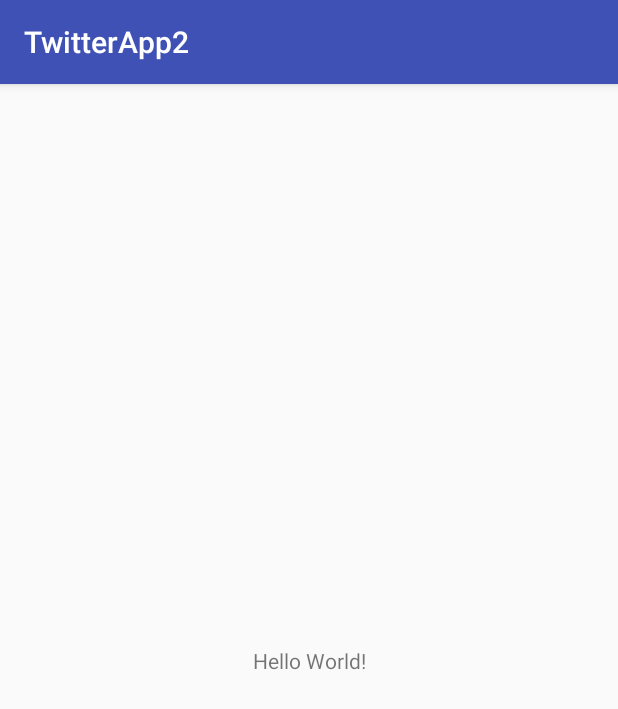
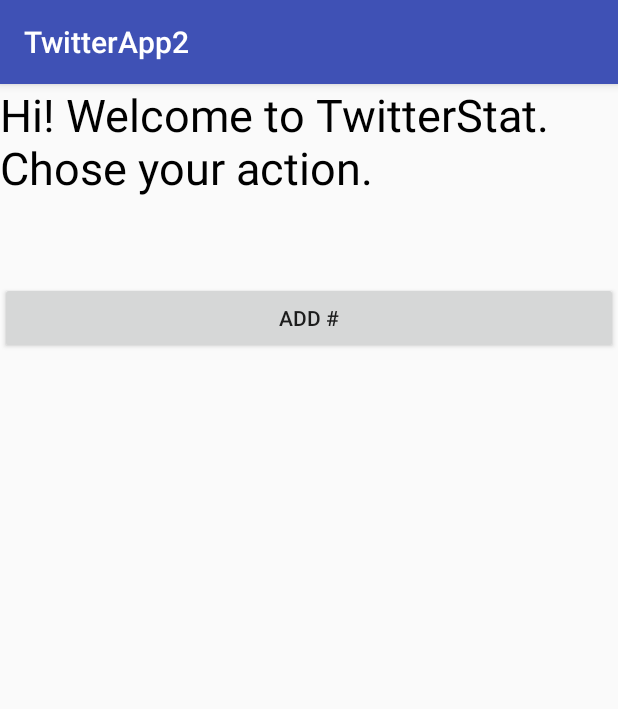
Before and after one commit to ProjektTwitter/TwitterStatApp, an Android app: the screen it shows after launch (MainActivity), on a phone screen of 412 x 824 dp. Shown: the top 709 px of the screen. Run offline under Robolectric (Android 15) with nearby library versions, the phone set to English and light mode, and no system bars.

Commit message:
Created Second activity for adding hashtags

```diff
--- a/app/src/main/AndroidManifest.xml
+++ b/app/src/main/AndroidManifest.xml
@@ -16,6 +16,7 @@
                 <category android:name="android.intent.category.LAUNCHER" />
             </intent-filter>
         </activity>
+        <activity android:name=".AddHashActivity"></activity>
     </application>
 
 </manifest>
--- a/app/src/main/java/com/sdplab/twitterstat/twitterapp2/MainActivity.java
+++ b/app/src/main/java/com/sdplab/twitterstat/twitterapp2/MainActivity.java
@@ -1,13 +1,34 @@
 package com.sdplab.twitterstat.twitterapp2;
 
+import android.content.Intent;
 import android.support.v7.app.AppCompatActivity;
 import android.os.Bundle;
+import android.view.View;
+import android.widget.Button;
 
-public class MainActivity extends AppCompatActivity {
+public class MainActivity extends AppCompatActivity implements View.OnClickListener {
 
     @Override
     protected void onCreate(Bundle savedInstanceState) {
         super.onCreate(savedInstanceState);
         setContentView(R.layout.activity_main);
+        Button one = findViewById(R.id.button1);
+        one.setOnClickListener(this);
+    }
+
+    @Override
+    public void onClick(View v) {
+        switch(v.getId()){
+
+            case R.id.button1:
+                StartAddHashActivity();
+                break;
+
+        }
+    }
+
+    private void StartAddHashActivity(){
+        Intent intent = new Intent(this, AddHashActivity.class);
+        startActivity(intent);
     }
 }
--- a/app/src/main/res/layout/activity_main.xml
+++ b/app/src/main/res/layout/activity_main.xml
@@ -6,13 +6,31 @@
     android:layout_height="match_parent"
     tools:context=".MainActivity">
 
-    <TextView
-        android:layout_width="wrap_content"
-        android:layout_height="wrap_content"
-        android:text="Hello World!"
-        app:layout_constraintBottom_toBottomOf="parent"
-        app:layout_constraintLeft_toLeftOf="parent"
-        app:layout_constraintRight_toRightOf="parent"
-        app:layout_constraintTop_toTopOf="parent" />
+    <LinearLayout
+        android:layout_width="match_parent"
+        android:layout_height="match_parent"
+        android:orientation="vertical">
+
+        <TextView
+            android:layout_width="match_parent"
+            android:layout_height="132dp"
+            android:text="Hi! Welcome to TwitterStat. Chose your action."
+            android:textColor="@android:color/black"
+            android:textSize="30sp"
+            app:layout_constraintBottom_toBottomOf="parent"
+            app:layout_constraintHorizontal_bias="0.533"
+            app:layout_constraintLeft_toLeftOf="parent"
+            app:layout_constraintRight_toRightOf="parent"
+            app:layout_constraintTop_toTopOf="parent"
+            app:layout_constraintVertical_bias="0.014" />
+
+        <Button
+            android:id="@+id/button1"
+            android:layout_width="match_parent"
+            android:layout_height="wrap_content"
+            android:text="Add #"
+            tools:layout_editor_absoluteX="148dp"
+            tools:layout_editor_absoluteY="111dp" />
+    </LinearLayout>
 
 </android.support.constraint.ConstraintLayout>
```
Also changed, not shown: app/src/main/java/com/sdplab/twitterstat/twitterapp2/AddHashActivity.java (added, +13 -0 lines), app/src/main/res/layout/activity_add_hash.xml (added, +9 -0 lines).
